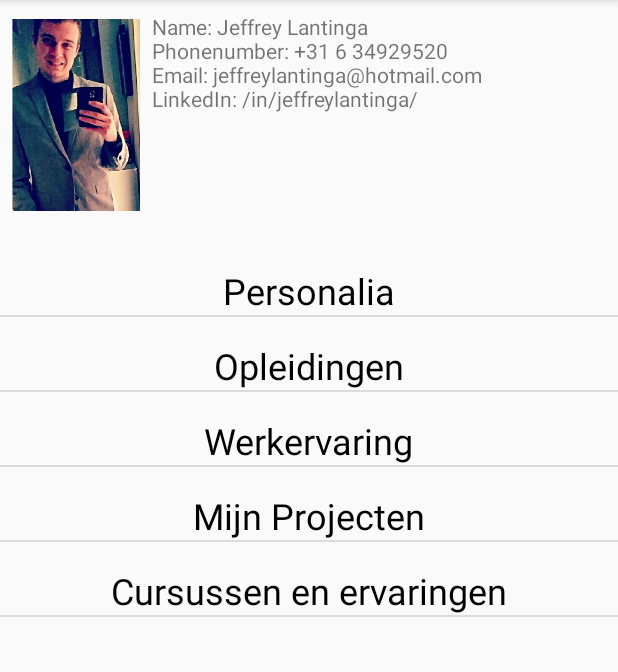
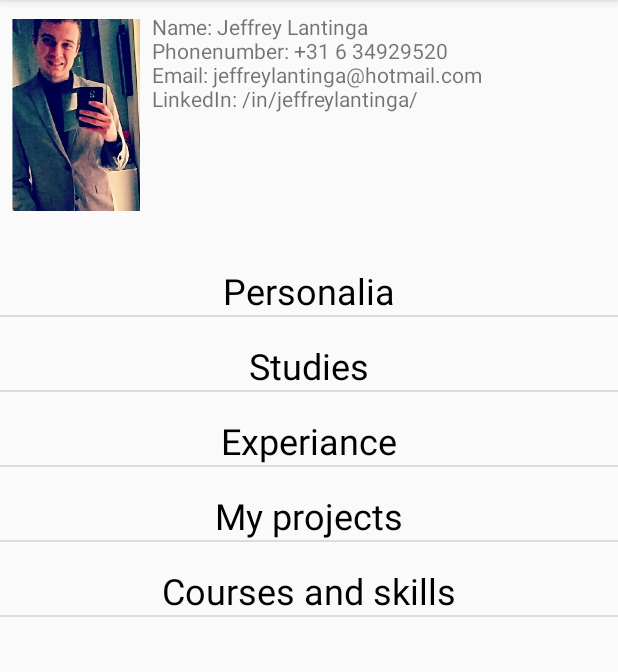
Before and after one commit to jeffason1997/CV_App, an Android app: the screen it shows after launch (IntroductionScreen), on a phone screen of 412 x 824 dp, the part 84-756 px from its top. Run offline under Robolectric (Android 15) with nearby library versions, the phone set to English and light mode, and no system bars.

Commit message:
changes the hardcodes strings

```diff
--- /dev/null
+++ b/MyApplication/app/src/main/java/com/lantinga/cv_application/Objects/Study.java
@@ -0,0 +1,21 @@
+package com.lantinga.cv_application.Objects;
+
+/**
+ * Created by jeffrey on 31-5-2017.
+ */
+
+public class Study {
+    String name;
+
+    public Study(String name) {
+        this.name = name;
+    }
+
+    public String getName() {
+        return name;
+    }
+
+    public void setName(String name) {
+        this.name = name;
+    }
+}
--- a/MyApplication/app/src/main/java/com/lantinga/cv_application/SubPages.java
+++ b/MyApplication/app/src/main/java/com/lantinga/cv_application/SubPages.java
@@ -8,14 +8,14 @@ import java.io.Serializable;
 
 public class SubPages implements Serializable {
 
-    String pageName;
+    int pageName;
 
-    public SubPages(String pageName) {
+    public SubPages(int pageName) {
         this.pageName = pageName;
     }
 
 
-    public String getPageName(){
+    public int getPageName(){
         return pageName;
     }
 }
--- a/MyApplication/app/src/main/java/com/lantinga/cv_application/WhenStart.java
+++ b/MyApplication/app/src/main/java/com/lantinga/cv_application/WhenStart.java
@@ -1,4 +1,6 @@
 package com.lantinga.cv_application;
+
+import com.lantinga.cv_application.Objects.Study;
 
 import java.util.ArrayList;
 
@@ -9,16 +11,16 @@ import java.util.ArrayList;
 public class WhenStart {
 
     ArrayList<SubPages> pages = new ArrayList<>();
-    ArrayList<SubPages> Opleidingen = new ArrayList<>();
+    ArrayList<Study> studies = new ArrayList<>();
 
     public WhenStart(){
-        pages.add(new SubPages("Personalia"));
-        pages.add(new SubPages("Opleidingen"));
-        pages.add(new SubPages("Werkervaring"));
-        pages.add(new SubPages("Mijn Projecten"));
-        pages.add(new SubPages("Cursussen en ervaringen"));
-        Opleidingen.add(new SubPages("VMBO-tl/MAVO"));
-        Opleidingen.add(new SubPages("HAVO"));
+        pages.add(new SubPages(R.string.Personalia));
+        pages.add(new SubPages(R.string.Studies));
+        pages.add(new SubPages(R.string.Experiance));
+        pages.add(new SubPages(R.string.Pojects));
+        pages.add(new SubPages(R.string.CoursAndSkill));
+        studies.add(new Study("VMBO-tl/MAVO"));
+        studies.add(new Study("HAVO"));
 
 
 
--- a/MyApplication/app/src/main/res/values/strings.xml
+++ b/MyApplication/app/src/main/res/values/strings.xml
@@ -4,5 +4,11 @@
         \nPhonenumber: +31 6 34929520
         \nEmail: jeffreylantinga@hotmail.com
         \nLinkedIn: /in/jeffreylantinga/</string>
+    <string name="Personalia">Personalia</string>
+    <string name="Studies">Studies</string>
+    <string name="Experiance">Experiance</string>
+    <string name="Pojects">My projects</string>
+    <string name="CoursAndSkill">Courses and skills</string>
+
 
 </resources>
```
Also changed, not shown: 1 other file.
